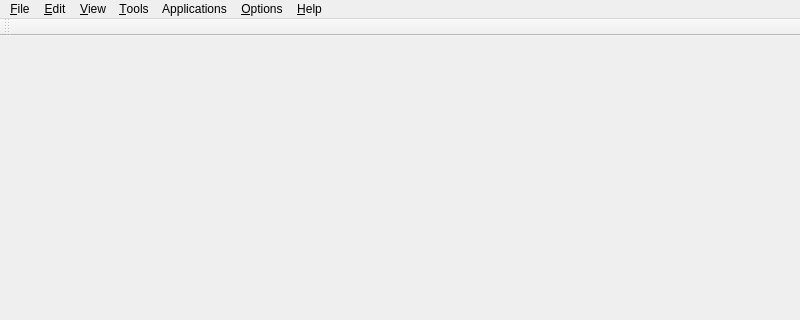
Above: neurolabi/gui/mainwindow.ui from janelia-flyem/NeuTu before the change; both pictures show x 0 to 800 and y 0 to 320 of the 800 by 600 pixel window. Below: the same form after it.
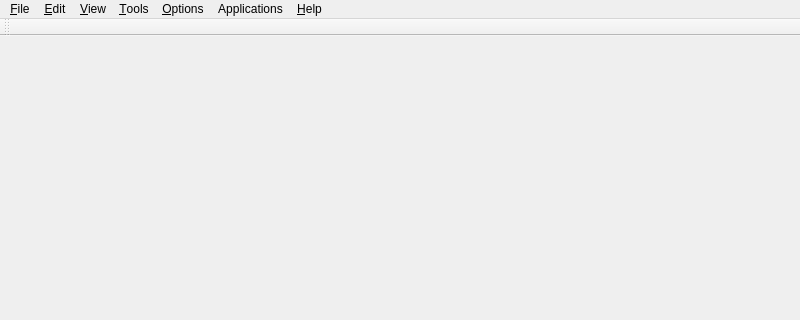
That is the form after the change. Icons and pictures are not drawn.

Diff of the .ui file:
```diff
--- a/neurolabi/gui/mainwindow.ui
+++ b/neurolabi/gui/mainwindow.ui
@@ -392,8 +392,8 @@
    <addaction name="menuEdit"/>
    <addaction name="menuView"/>
    <addaction name="menuTools"/>
-   <addaction name="menuApplications"/>
    <addaction name="menuOptions"/>
+   <addaction name="menuApplications"/>
    <addaction name="menuHelp"/>
   </widget>
   <widget class="QStatusBar" name="statusbar"/>
```
Left out of the diff: 33 changed lines with no effect on the pictures.
